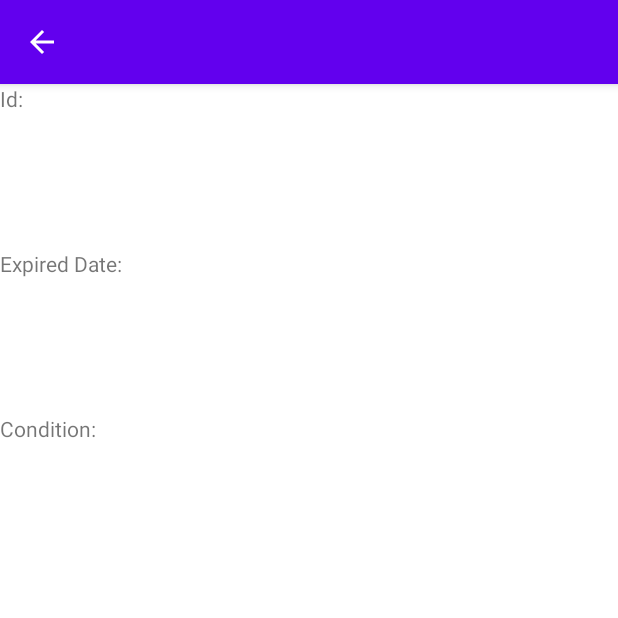
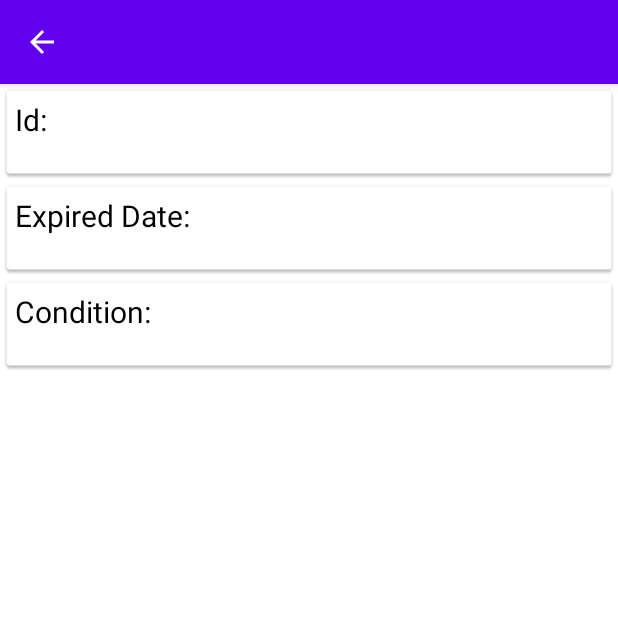
Before and after one commit to ffyyytt/Application, an Android app: the DetailPromotionCode screen opened directly, with no data from a screen before it, on a phone screen of 412 x 824 dp, the top half of it. Run offline under Robolectric (Android 15) with nearby library versions, the phone set to English and light mode, and no system bars; network calls fail; 1 statement that could not run was skipped.

Commit message:
fix done PromotionCode

```diff
--- a/app/src/main/java/com/group02/application/SERVER.java
+++ b/app/src/main/java/com/group02/application/SERVER.java
@@ -2,6 +2,6 @@ package com.group02.application;
 
 public class SERVER {
     public static String get_server() {
-        return "http://192.168.100.7:8000/";
+        return "http://192.168.1.140:8000/";
     }
 }
--- /dev/null
+++ b/app/src/main/res/drawable/ic_baseline_image_driver_24.xml
@@ -0,0 +1,5 @@
+<vector android:height="24dp" android:tint="#E51D0C"
+    android:viewportHeight="24" android:viewportWidth="24"
+    android:width="24dp" xmlns:android="http://schemas.android.com/apk/res/android">
+    <path android:fillColor="@android:color/white" android:pathData="M19,3h-1L18,1h-2v2L8,3L8,1L6,1v2L5,3c-1.11,0 -2,0.9 -2,2v14c0,1.1 0.89,2 2,2h14c1.1,0 2,-0.9 2,-2L21,5c0,-1.1 -0.9,-2 -2,-2zM12,6c1.66,0 3,1.34 3,3s-1.34,3 -3,3 -3,-1.34 -3,-3 1.34,-3 3,-3zM18,18L6,18v-1c0,-2 4,-3.1 6,-3.1s6,1.1 6,3.1v1z"/>
+</vector>
--- a/app/src/main/res/layout/activity_detail_promotion_code.xml
+++ b/app/src/main/res/layout/activity_detail_promotion_code.xml
@@ -5,26 +5,60 @@
     android:layout_width="match_parent"
     android:layout_height="match_parent"
     tools:context=".DetailPromotionCode"
-    android:orientation="vertical">
+    android:orientation="vertical"
+    android:gravity="center">
 
-    <TextView
+
+<TextView
         android:id="@+id/textViewId"
         android:layout_width="match_parent"
         android:layout_height="match_parent"
         android:layout_weight="1"
-        android:text="Id: "/>
+        android:text="Id: "
+        android:textSize="20sp"
+        android:padding="10dp"
+        android:textColor="@color/black"
+        android:background="@drawable/common_google_signin_btn_icon_light_normal_background"/>
     <TextView
         android:id="@+id/textViewExpiredDate"
         android:layout_width="match_parent"
         android:layout_height="match_parent"
         android:layout_weight="1"
-        android:text="Expired Date: "/>
+        android:text="Expired Date: "
+        android:textSize="20sp"
+        android:padding="10dp"
+        android:textColor="@color/black"
+        android:background="@drawable/common_google_signin_btn_icon_light_normal_background"/>
     <TextView
         android:id="@+id/textViewCondition"
         android:layout_width="match_parent"
         android:layout_height="match_parent"
         android:layout_weight="1"
-        android:text="Condition: "/>
+        android:text="Condition: "
+        android:textSize="20sp"
+        android:padding="10dp"
+        android:textColor="@color/black"
+        android:background="@drawable/common_google_signin_btn_icon_light_normal_background"/>
+    <TextView
+        android:layout_width="match_parent"
+        android:layout_height="match_parent"
+        android:layout_weight="1"/>
+    <TextView
+        android:layout_width="match_parent"
+        android:layout_height="match_parent"
+        android:layout_weight="1"/>
+    <TextView
+        android:layout_width="match_parent"
+        android:layout_height="match_parent"
+        android:layout_weight="1"/>
+    <TextView
+        android:layout_width="match_parent"
+        android:layout_height="match_parent"
+        android:layout_weight="1"/>
+    <TextView
+        android:layout_width="match_parent"
+        android:layout_height="match_parent"
+        android:layout_weight="1"/>
     <TextView
         android:layout_width="match_parent"
         android:layout_height="match_parent"
@@ -43,4 +77,5 @@
         android:layout_weight="1"/>
 
 
+
 </LinearLayout>
--- a/app/src/main/res/layout/activity_match_driver.xml
+++ b/app/src/main/res/layout/activity_match_driver.xml
@@ -61,7 +61,8 @@
                 android:layout_height="match_parent"
                 android:layout_weight="1.5"
                 android:gravity="center"
-                android:id="@+id/imageDriver"/>
+                android:id="@+id/imageDriver"
+                android:src="@drawable/ic_baseline_image_driver_24"/>
             <TextView
                 android:layout_width="match_parent"
                 android:layout_height="match_parent"
```
Also changed, not shown: app/src/main/java/com/group02/application/MatchDriver.java (+78 -8 lines), app/src/main/java/com/group02/application/PromotionCodeChoices.java (+4 -22 lines).
